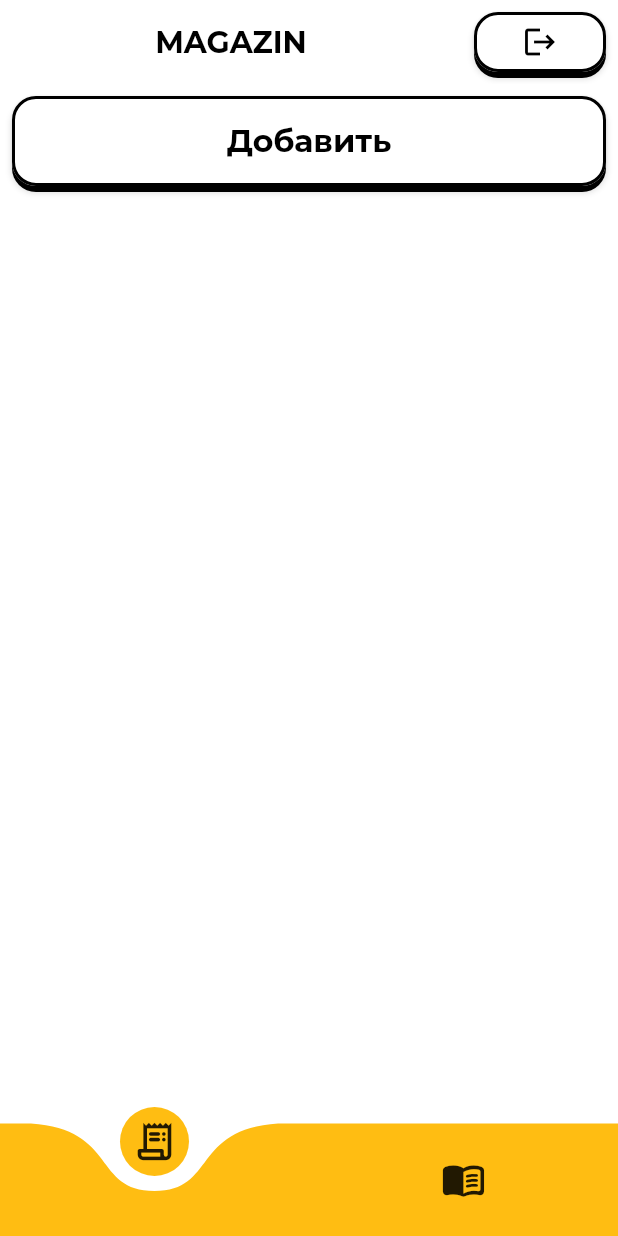
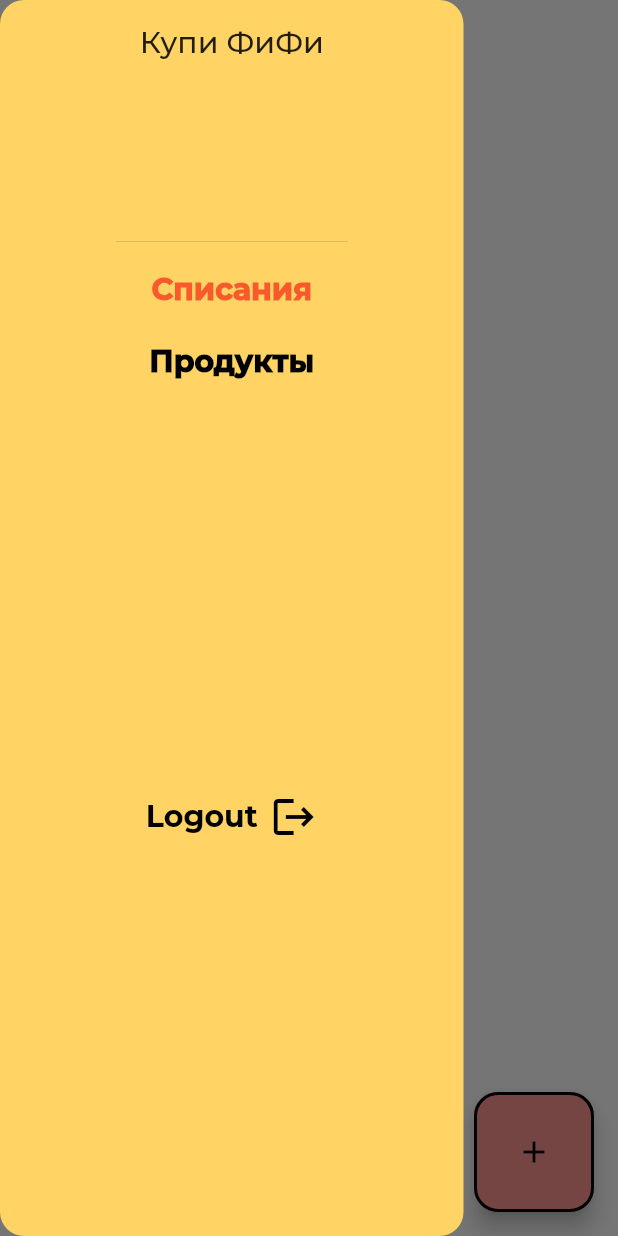
Before and after one commit to mihaildolghintev/ziin, a Flutter app: the screen it shows once a user with an empty profile is signed in, with the side drawer open (before the commit the screen has no drawer), on a phone screen of 412 x 824 dp. Run offline on Flutter 3.47's test engine with Material 2 defaults, Android fonts, the phone set to English and light mode, and no system bars; drawn by our look-alikes of curved_navigation_bar; our stand-ins replace cloud_firestore, firebase_auth, firebase_core, flutter_riverpod, pdf, permission_handler and 1 more; missing offline and left inert: flutter_barcode_scanner; accounts and stored records are empty; network calls fail; project files that could hold a hidden picture were left out.

Commit message:
releasee 1.02

```diff
--- a/lib/main.dart
+++ b/lib/main.dart
@@ -6,10 +6,11 @@ import 'package:intl/intl.dart';
 import 'package:ziin/common/colors.dart';
 import 'package:ziin/screens/home/products/add_barcode.screen.dart';
 import 'package:ziin/screens/home/products/product.screen.dart';
-import 'package:ziin/screens/home/home.screen.dart';
+import 'package:ziin/screens/home/products/products.page.dart';
 import 'package:ziin/screens/home/writeoffs/select_writeoff_item.dart';
 import 'package:ziin/screens/home/writeoffs/writeoff_item_quantity.dart';
 import 'package:ziin/screens/home/writeoffs/writeoff.screen.dart';
+import 'package:ziin/screens/home/writeoffs/writeoffs.page.dart';
 import 'package:ziin/screens/reductor.screen.dart';
 import 'package:ziin/screens/sign_in/sign_in.screen.dart';
 import 'package:ziin/screens/sign_up/sign_up.screen.dart';
@@ -28,6 +29,7 @@ class MyApp extends StatelessWidget {
   Widget build(BuildContext context) {
     return MaterialApp(
       theme: ThemeData(
+        scaffoldBackgroundColor: Colors.white,
         colorScheme: ColorScheme.light(
           primary: ZColors.red,
         ),
@@ -46,9 +48,12 @@ class MyApp extends StatelessWidget {
       ],
       routes: {
         '/': (context) => ReductorScreen(),
-        '/home': (context) => HomeScreen(),
         '/signin': (context) => SignInScreen(),
         '/signup': (context) => SignUpScreen(),
+        '/writeoffs': (context) => WriteOffsPage(),
+        '/products': (context) => ProductsPage(
+              props: ProductsPageProps(selectable: false),
+            ),
         '/product': (context) => ProductScreen(
               productItem: ModalRoute.of(context).settings.arguments,
             ),
--- a/lib/screens/home/home.screen.dart
+++ /dev/null
@@ -1,94 +0,0 @@
-import 'package:curved_navigation_bar/curved_navigation_bar.dart';
-import 'package:flutter/material.dart';
-import 'package:flutter_riverpod/flutter_riverpod.dart';
-import 'package:ziin/common/colors.dart';
-import 'package:ziin/logic/auth.dart';
-import 'package:ziin/screens/home/products/products.page.dart';
-import 'package:ziin/screens/home/writeoffs/writeoffs.page.dart';
-import 'package:ziin/ui/z_alert_dialog/z_confirm_dialog.dart';
-import 'package:ziin/ui/z_button/z_button.dart';
-
-class HomeScreen extends StatefulWidget {
-  @override
-  _HomeScreenState createState() => _HomeScreenState();
-}
-
-class _HomeScreenState extends State<HomeScreen> {
-  int _page = 0;
-  GlobalKey _bottomNavigationKey = GlobalKey();
-
-  final _authProvider = Provider((ref) => Auth());
-
-  List<Widget> _pages = [
-    WriteOffsPage(),
-    ProductsPage(
-      props: ProductsPageProps(
-        selectable: false,
-      ),
-    ),
-  ];
-
-  void _signOut(BuildContext context) async {
-    final auth = context.read(_authProvider);
-    showDialog(
-      context: context,
-      builder: (_) => ZConfirmDialog(
-        onOK: auth.logOut,
-        title: 'Выход',
-      ),
-    );
-  }
-
-  @override
-  Widget build(BuildContext context) {
-    return Scaffold(
-      backgroundColor: Colors.white,
-      appBar: AppBar(
-        backgroundColor: Colors.white,
-        elevation: 0.0,
-        title: Center(
-          child: Text(
-            'MAGAZIN',
-            style: TextStyle(
-              color: Colors.black,
-              fontWeight: FontWeight.bold,
-            ),
-          ),
-        ),
-        actions: [
-          Consumer(
-            builder: (context, watch, child) {
-              return Padding(
-                padding: const EdgeInsets.all(8.0),
-                child: ZButton(
-                  onPressed: () => _signOut(context),
-                  value: '',
-                  icon: Icons.logout,
-                ),
-              );
-            },
-          ),
-        ],
-      ),
-      bottomNavigationBar: CurvedNavigationBar(
-        backgroundColor: Colors.white,
-        key: _bottomNavigationKey,
-        index: _page,
-        color: ZColors.yellow,
-        animationDuration: Duration(milliseconds: 300),
-        items: [
-          Icon(Icons.receipt_long_rounded, size: 30),
-          Icon(Icons.menu_book_rounded, size: 30),
-        ],
-        onTap: _setPage,
-      ),
-      body: _pages[_page],
-    );
-  }
-
-  void _setPage(int index) {
-    setState(() {
-      _page = index;
-    });
-  }
-}
--- a/lib/screens/home/writeoffs/writeoffs.page.dart
+++ b/lib/screens/home/writeoffs/writeoffs.page.dart
@@ -1,10 +1,11 @@
 import 'package:flutter/material.dart';
 import 'package:flutter_riverpod/flutter_riverpod.dart';
+import 'package:ziin/common/colors.dart';
 import 'package:ziin/logic/writeoffs.dart';
 import 'package:ziin/models/write_off.model.dart';
 import 'package:ziin/screens/home/writeoffs/writeoff.tile.dart';
 import 'package:ziin/ui/z_alert_dialog/z_confirm_dialog.dart';
-import 'package:ziin/ui/z_button/z_button.dart';
+import 'package:ziin/ui/z_drawer/z_drawer.dart';
 
 final _writeOffProvider = Provider((ref) => WriteOffsProvider());
 
@@ -12,16 +13,39 @@ class WriteOffsPage extends ConsumerWidget {
   @override
   Widget build(BuildContext context, ScopedReader watch) {
     final writeoffsProvider = watch(_writeOffProvider);
-    return Container(
+    return Scaffold(
+      drawer: ZDrawer(),
+      appBar: AppBar(
+        elevation: 0.0,
+        backgroundColor: Colors.white,
+        iconTheme: IconThemeData(color: Colors.black),
+        title: Text(
+          'Списания',
+          style: TextStyle(color: Colors.black),
+        ),
+      ),
+      floatingActionButton: SizedBox(
+        height: 80,
+        width: 80,
+        child: FloatingActionButton(
+          backgroundColor: ZColors.redLight,
+          shape: RoundedRectangleBorder(
+            borderRadius: BorderRadius.circular(16.0),
+            side: BorderSide(
+              width: 2.0,
+              color: Colors.black,
+            ),
+          ),
+          onPressed: () => Navigator.of(context).pushNamed('/writeoff'),
+          child: Icon(
+            Icons.add,
+            color: Colors.black,
+          ),
+        ),
+      ),
+      body: Container(
         child: Column(
           children: [
-          Padding(
-            padding: const EdgeInsets.all(8.0),
-            child: ZButton(
-              onPressed: () => Navigator.of(context).pushNamed('/writeoff'),
-              value: 'Добавить',
-            ),
-          ),
             Expanded(
               child: StreamBuilder<List<WriteOff>>(
                   stream: writeoffsProvider.writeoffs,
@@ -61,6 +85,7 @@ class WriteOffsPage extends ConsumerWidget {
             ),
           ],
         ),
+      ),
     );
   }
 }
--- a/lib/screens/reductor.screen.dart
+++ b/lib/screens/reductor.screen.dart
@@ -2,7 +2,7 @@ import 'package:firebase_auth/firebase_auth.dart';
 import 'package:flutter/material.dart';
 import 'package:flutter_riverpod/flutter_riverpod.dart';
 import 'package:ziin/logic/auth.dart';
-import 'package:ziin/screens/home/home.screen.dart';
+import 'package:ziin/screens/home/writeoffs/writeoffs.page.dart';
 import 'package:ziin/screens/sign_in/sign_in.screen.dart';
 
 final authProvider =
@@ -15,7 +15,7 @@ class ReductorScreen extends ConsumerWidget {
     return StreamBuilder(
       stream: user,
       builder: (BuildContext context, AsyncSnapshot<dynamic> snapshot) {
-        return snapshot.data != null ? HomeScreen() : SignInScreen();
+        return snapshot.data != null ? WriteOffsPage() : SignInScreen();
       },
     );
   }
--- a/lib/screens/sign_in/sign_in.screen.dart
+++ b/lib/screens/sign_in/sign_in.screen.dart
@@ -34,7 +34,7 @@ class _SignInScreenState extends State<SignInScreen> {
       );
       await auth.signIn(email, password);
       Navigator.of(context).pop();
-      Navigator.of(context).pushReplacementNamed('/home');
+      Navigator.of(context).pushReplacementNamed('/');
     } on FirebaseAuthException catch (e) {
       Navigator.of(context).pop();
       showDialog(
--- a/lib/screens/sign_up/sign_up.screen.dart
+++ b/lib/screens/sign_up/sign_up.screen.dart
@@ -36,7 +36,7 @@ class _SignUpScreenState extends State<SignUpScreen> {
       await auth.createUser(
           email: _email, password: _password, displayName: _displayName);
       Navigator.of(context).pop();
-      Navigator.of(context).pushReplacementNamed('/home');
+      Navigator.of(context).pushReplacementNamed('/');
     } on FirebaseAuthException catch (e) {
       Navigator.of(context).pop();
       showDialog(
--- a/lib/ui/z_alert_dialog/z_confirm_dialog.dart
+++ b/lib/ui/z_alert_dialog/z_confirm_dialog.dart
@@ -3,8 +3,9 @@ import 'package:ziin/ui/z_alert_dialog/z_alert_dialog_core.dart';
 import 'package:ziin/ui/z_button/z_button.dart';
 
 class ZConfirmDialog extends StatelessWidget {
-  ZConfirmDialog({this.title, this.onOK});
+  ZConfirmDialog({@required this.title, @required this.onOK, this.content});
   final String title;
+  final String content;
   final VoidCallback onOK;
   @override
   Widget build(BuildContext context) {
@@ -13,7 +14,7 @@ class ZConfirmDialog extends StatelessWidget {
       content: [
         Column(
           children: [
-            Text('Подтвердите действие'),
+            Text(content != null ? content : 'Подтвердите действие'),
             SizedBox(height: 12.0),
             Row(
               mainAxisAlignment: MainAxisAlignment.spaceEvenly,
--- a/lib/ui/z_alert_dialog/z_info_dialog.dart
+++ b/lib/ui/z_alert_dialog/z_info_dialog.dart
@@ -8,10 +8,8 @@ class ZInfoDialog extends StatelessWidget {
       title: '',
       content: [
         Column(
-          children: [
-            Text('Entering...'),
-            Text('Just a sec...'),
-          ],
+          mainAxisAlignment: MainAxisAlignment.center,
+          children: [CircularProgressIndicator()],
         )
       ],
     );
--- /dev/null
+++ b/lib/ui/z_drawer/z_drawer.dart
@@ -0,0 +1,92 @@
+import 'package:flutter/material.dart';
+import 'package:flutter_riverpod/flutter_riverpod.dart';
+import 'package:ziin/common/colors.dart';
+import 'package:ziin/logic/auth.dart';
+import 'package:ziin/ui/z_alert_dialog/z_confirm_dialog.dart';
+
+class ZDrawer extends StatelessWidget {
+  final _authProvider = Provider((ref) => Auth());
+  @override
+  Widget build(BuildContext context) {
+    return Container(
+      width: MediaQuery.of(context).size.width / 4 * 3,
+      decoration: BoxDecoration(
+        color: ZColors.yellowLight,
+        borderRadius: BorderRadius.circular(16.0),
+      ),
+      child: Column(
+        children: [
+          DrawerHeader(
+            child: Text(
+              'Купи ФиФи',
+              style: TextStyle(
+                fontSize: 20.0,
+                fontWeight: FontWeight.w500,
+              ),
+            ),
+          ),
+          _createButton(context, to: '/', title: 'Списания'),
+          _createButton(context, to: '/products', title: 'Продукты'),
+          Expanded(
+            child: TextButton(
+              onPressed: () => _signOut(context),
+              child: Row(
+                mainAxisAlignment: MainAxisAlignment.center,
+                children: [
+                  Text(
+                    'Logout',
+                    style: TextStyle(
+                      fontSize: 20.0,
+                      fontWeight: FontWeight.bold,
+                      color: Colors.black,
+                    ),
+                  ),
+                  SizedBox(width: 8.0),
+                  Icon(
+                    Icons.logout,
+                    size: 32,
+                    color: Colors.black,
+                  ),
+                ],
+              ),
+            ),
+          )
+        ],
+      ),
+    );
+  }
+
+  TextButton _createButton(BuildContext context,
+          {String to = '/', String title}) =>
+      TextButton(
+        onPressed: () => Navigator.of(context).pushReplacementNamed(to),
+        child: Text(
+          title,
+          style: TextStyle(
+            color: isActive(context, to) ? ZColors.red : Colors.black,
+            fontSize: 20.0,
+            fontWeight: FontWeight.w900,
+          ),
+        ),
+      );
+
+  void _signOut(BuildContext context) async {
+    final auth = context.read(_authProvider);
+    showDialog(
+      context: context,
+      builder: (_) => ZConfirmDialog(
+        onOK: () async {
+          await auth.logOut();
+          Navigator.of(context).pop();
+          Navigator.of(context)
+              .pushNamedAndRemoveUntil('/signin', (_) => false);
+        },
+        title: 'Выход',
+      ),
+    );
+  }
+
+  bool isActive(BuildContext context, String to) {
+    return ModalRoute.of(context).settings.name == to;
+  }
+}
```
Also changed, not shown: lib/common/invoice.dart (+9 -2 lines), lib/logic/writeoff_products.dart (+45 -2 lines), lib/screens/home/products/product.screen.dart (+11 -0 lines), lib/screens/home/products/product.tile.dart (+9 -3 lines), lib/screens/home/products/products.page.dart (+40 -16 lines), lib/screens/home/writeoffs/writeoff.screen.dart (+42 -61 lines), lib/screens/home/writeoffs/writeoff_item_quantity.dart (+12 -8 lines), icon/logo.png, 6 other files. Lines whose indentation alone changed are shown as unchanged.
